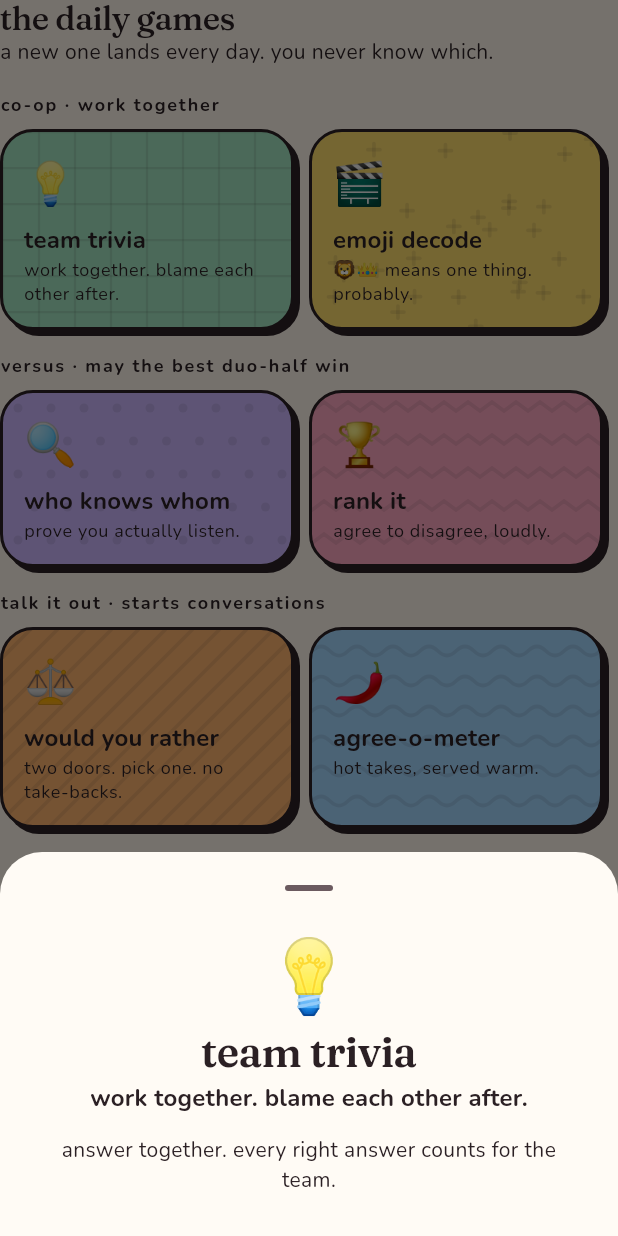
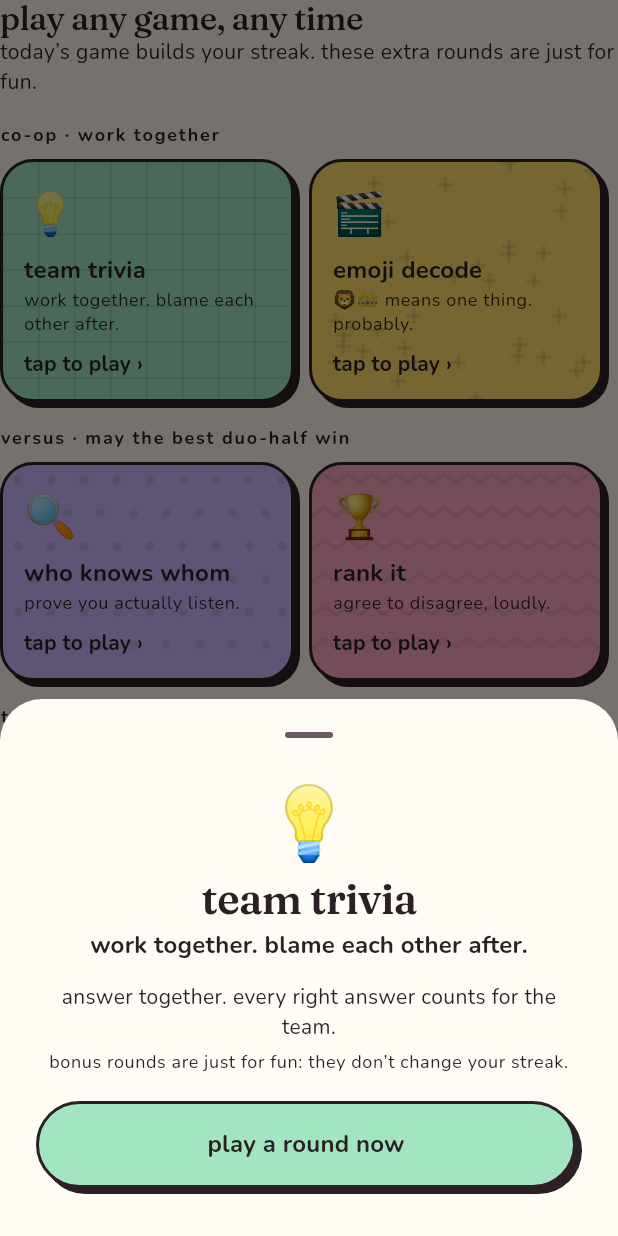
Before and after one commit to diksha123b/duo, a Flutter app: the _GameShelf widget shown alone on an empty page, opened directly, after a tap on "team trivia", on a phone screen of 412 x 824 dp. Run offline on Flutter 3.47's test engine with Material 3 defaults, Android fonts, the phone set to English and light mode, and no system bars; our stand-ins replace dio, flutter_riverpod, flutter_secure_storage, flutter_timezone, go_router, google_sign_in and 2 more; missing offline and left inert: google_sign_in_web; accounts and stored records are empty; network calls fail.

Commit message:
Play any game any time; ask before quitting a half-played game
- Home: 'play any game, any time' cards start or continue a bonus round,
  with badges (your turn / waiting on them / their answers are in)
- Game screen plays today's game or a bonus round (/bonus/:id); live
  partner-submitted and reveal events update bonus rounds too
- Leaving with unsubmitted answers (app back, browser back, Android back)
  asks 'quit this game?' via the router's onExit

```diff
--- a/app/lib/core/models.dart
+++ b/app/lib/core/models.dart
@@ -261,6 +261,7 @@ class Game {
     required this.completed,
     required this.questions,
     this.summary,
+    this.daily = true,
   });
 
   final String id;
@@ -273,6 +274,9 @@ class Game {
   final List<GameQuestion> questions;
   final GameSummary? summary;
 
+  /// False for bonus rounds (no streak).
+  final bool daily;
+
   factory Game.fromJson(Map<String, dynamic> j) => Game(
     id: j['id'] as String,
     day: j['day'] as String,
@@ -283,6 +287,7 @@ class Game {
     completed: j['completed'] as bool,
     questions: (j['questions'] as List).map((q) => GameQuestion.fromJson(q as Map<String, dynamic>)).toList(),
     summary: GameSummary.fromJson(j['summary'] as Map<String, dynamic>?),
+    daily: j['daily'] as bool? ?? true,
   );
 
   Game copyWith({bool? partnerSubmitted}) => Game(
@@ -295,6 +300,7 @@ class Game {
     completed: completed,
     questions: questions,
     summary: summary,
+    daily: daily,
   );
 }
 
--- a/app/lib/core/realtime.dart
+++ b/app/lib/core/realtime.dart
@@ -69,9 +69,20 @@ class RealtimeController extends Notifier<RealtimeState> {
         if (game != null) _game.applyServer(Map<String, dynamic>.from(game as Map));
       })
       ..on('presence', (data) => state = state.copyWith(partnerPresence: _presence((data as Map)['state'])))
-      ..on('game:partner_submitted', (data) => _game.markPartnerSubmitted((data as Map)['gameId'] as String))
+      ..on('game:partner_submitted', (data) {
+        final id = (data as Map)['gameId'] as String;
+        _game.markPartnerSubmitted(id);
+        // It may be a bonus round instead: update it if it's open, and the badges on home.
+        if (ref.exists(bonusGameProvider(id))) ref.read(bonusGameProvider(id).notifier).markPartnerSubmitted(id);
+        ref.invalidate(openBonusProvider);
+      })
+      ..on('bonus:changed', (_) => ref.invalidate(openBonusProvider))
       ..on('game:revealed', (data) {
-        _game.applyServer(Map<String, dynamic>.from((data as Map)['game'] as Map));
+        final game = Map<String, dynamic>.from((data as Map)['game'] as Map);
+        final id = game['id'] as String;
+        if (ref.exists(bonusGameProvider(id))) ref.read(bonusGameProvider(id).notifier).applyServer(game);
+        ref.invalidate(openBonusProvider);
+        _game.applyServer(game);
         // Completing today's game moves the streak and adds a history entry.
         ref.invalidate(pairProvider);
         ref.invalidate(historyProvider);
--- a/app/lib/features/game/game_controller.dart
+++ b/app/lib/features/game/game_controller.dart
@@ -17,31 +17,18 @@ class LineupNotifier extends Notifier<List<LineupDay>> {
 
 final todayGameProvider = AsyncNotifierProvider<TodayGameController, Game>(TodayGameController.new);
 
-class TodayGameController extends AsyncNotifier<Game> {
+/// Submitting answers and taking live updates, shared by today's game and bonus rounds.
+mixin PlayableGame on AsyncNotifier<Game> {
   ApiClient get _api => ref.read(apiProvider);
 
   /// Reused across retries of the same submission so a timeout-then-retry
   /// (or a double tap) can't create a second submission.
   String? _pendingKey;
 
-  @override
-  Future<Game> build() async {
-    ref.watch(authProvider.select((a) => a.value?.pairId));
-    return _fetch();
-  }
-
-  Future<Game> _fetch() async {
-    final res = await _api.get('/games/today');
-    final lineup = (res['lineup'] as List? ?? const [])
-        .map((j) => LineupDay.fromJson(j as Map<String, dynamic>))
-        .toList();
-    // Deferred so it never updates another provider mid-build.
-    Future.microtask(() => ref.read(lineupProvider.notifier).set(lineup));
-    return Game.fromJson(res['game'] as Map<String, dynamic>);
-  }
+  Future<Game> fetch();
 
   Future<void> refresh() async {
-    state = AsyncData(await _fetch());
+    state = AsyncData(await fetch());
   }
 
   /// [choices] holds one option per question; for Rank it, [rankings] holds
@@ -76,7 +63,7 @@ class TodayGameController extends AsyncNotifier<Game> {
     }
   }
 
-  /// Applies a game pushed over the socket. Ignores stale pushes for other days.
+  /// Applies a game pushed over the socket. Ignores pushes for other games.
   void applyServer(Map<String, dynamic> json) {
     final incoming = Game.fromJson(json);
     final current = state.value;
@@ -97,3 +84,73 @@ class TodayGameController extends AsyncNotifier<Game> {
     state = AsyncData(game);
   }
 }
+
+class TodayGameController extends AsyncNotifier<Game> with PlayableGame {
+  @override
+  Future<Game> build() async {
+    ref.watch(authProvider.select((a) => a.value?.pairId));
+    return fetch();
+  }
+
+  @override
+  Future<Game> fetch() async {
+    final res = await _api.get('/games/today');
+    final lineup = (res['lineup'] as List? ?? const [])
+        .map((j) => LineupDay.fromJson(j as Map<String, dynamic>))
+        .toList();
+    // Deferred so it never updates another provider mid-build.
+    Future.microtask(() => ref.read(lineupProvider.notifier).set(lineup));
+    return Game.fromJson(res['game'] as Map<String, dynamic>);
+  }
+}
+
+/// A bonus round: any game type, any time, no streak.
+final bonusGameProvider = AsyncNotifierProvider.family<BonusGameController, Game, String>(BonusGameController.new);
+
+class BonusGameController extends AsyncNotifier<Game> with PlayableGame {
+  BonusGameController(this.id);
+
+  final String id;
+
+  @override
+  Future<Game> build() => fetch();
+
+  @override
+  Future<Game> fetch() async => Game.fromJson((await _api.get('/games/$id'))['game'] as Map<String, dynamic>);
+}
+
+/// An open bonus round: who has answered so far.
+class OpenBonus {
+  const OpenBonus(this.id, this.type, this.meSubmitted, this.partnerSubmitted);
+
+  final String id;
+  final GameType type;
+  final bool meSubmitted;
+  final bool partnerSubmitted;
+}
+
+final openBonusProvider = AsyncNotifierProvider<OpenBonusController, List<OpenBonus>>(OpenBonusController.new);
+
+class OpenBonusController extends AsyncNotifier<List<OpenBonus>> {
+  @override
+  Future<List<OpenBonus>> build() async {
+    ref.watch(authProvider.select((a) => a.value?.pairId));
+    final res = await ref.read(apiProvider).get('/games/bonus');
+    return [
+      for (final g in (res['games'] as List).cast<Map>())
+        OpenBonus(
+          g['id'] as String,
+          GameType.parse(g['type'] as String),
+          g['meSubmitted'] as bool,
+          g['partnerSubmitted'] as bool,
+        ),
+    ];
+  }
+
+  /// Starts a round of [type] (or joins the open one) and returns its id.
+  Future<String> start(GameType type) async {
+    final res = await ref.read(apiProvider).post('/games/bonus', body: {'type': type.wire});
+    ref.invalidateSelf();
+    return (res['game'] as Map)['id'] as String;
+  }
+}
--- a/app/lib/features/home/home_screen.dart
+++ b/app/lib/features/home/home_screen.dart
@@ -476,8 +476,8 @@ class _GameShelf extends StatelessWidget {
     return Column(
       crossAxisAlignment: CrossAxisAlignment.start,
       children: [
-        Text('the daily games', style: text.titleLarge),
-        Text('a new one lands every day. you never know which.', style: text.bodyMedium),
+        Text('play any game, any time', style: text.titleLarge),
+        Text('today’s game builds your streak. these extra rounds are just for fun.', style: text.bodyMedium),
         const SizedBox(height: 12),
         for (final cat in GameCategory.values) ...[
           Padding(
@@ -500,15 +500,34 @@ class _GameShelf extends StatelessWidget {
   }
 }
 
-class _ShelfCard extends StatelessWidget {
+/// A game type you can play right now as a bonus round, with a badge when a
+/// round is already open between you two.
+class _ShelfCard extends ConsumerWidget {
   const _ShelfCard({required this.type});
 
   final GameType type;
 
   @override
-  Widget build(BuildContext context) {
+  Widget build(BuildContext context, WidgetRef ref) {
     final style = GameStyle.of(type);
     final text = Theme.of(context).textTheme;
+    final open = ref.watch(openBonusProvider).value?.where((b) => b.type == type).firstOrNull;
+    final badge = switch (open) {
+      null => null,
+      OpenBonus(meSubmitted: false, partnerSubmitted: true) => 'their answers are in!',
+      OpenBonus(meSubmitted: false) => 'your turn',
+      _ => 'waiting on them',
+    };
+
+    Future<void> play() async {
+      try {
+        final id = await ref.read(openBonusProvider.notifier).start(type);
+        if (context.mounted) context.push('/bonus/$id');
+      } catch (e) {
+        if (context.mounted) showError(context, e);
+      }
+    }
+
     return Padding(
       padding: const EdgeInsets.only(right: 6, bottom: 6),
       child: Sticker(
@@ -524,13 +543,29 @@ class _ShelfCard extends StatelessWidget {
               padding: const EdgeInsets.fromLTRB(24, 0, 24, 28),
               child: Column(
                 mainAxisSize: MainAxisSize.min,
+                crossAxisAlignment: CrossAxisAlignment.stretch,
                 children: [
-                  Text(style.emoji, style: const TextStyle(fontSize: 48)),
-                  Text(style.name, style: Theme.of(ctx).textTheme.headlineMedium),
+                  Text(style.emoji, style: const TextStyle(fontSize: 48), textAlign: TextAlign.center),
+                  Text(style.name, style: Theme.of(ctx).textTheme.headlineMedium, textAlign: TextAlign.center),
                   const SizedBox(height: 4),
-                  Text(style.tagline, style: Theme.of(ctx).textTheme.titleMedium),
+                  Text(style.tagline, style: Theme.of(ctx).textTheme.titleMedium, textAlign: TextAlign.center),
                   const SizedBox(height: 12),
                   Text(style.howTo, textAlign: TextAlign.center),
+                  const SizedBox(height: 6),
+                  Text(
+                    'bonus rounds are just for fun: they don’t change your streak.',
+                    style: Theme.of(ctx).textTheme.bodySmall,
+                    textAlign: TextAlign.center,
+                  ),
+                  const SizedBox(height: 18),
+                  StickerButton(
+                    label: open == null ? 'play a round now' : 'continue the round',
+                    color: style.color,
+                    onPressed: () async {
+                      Navigator.pop(ctx);
+                      await play();
+                    },
+                  ),
                 ],
               ),
             ),
@@ -539,10 +574,21 @@ class _ShelfCard extends StatelessWidget {
         child: Column(
           crossAxisAlignment: CrossAxisAlignment.start,
           children: [
-            Text(style.emoji, style: const TextStyle(fontSize: 28)),
+            Row(
+              children: [
+                Text(style.emoji, style: const TextStyle(fontSize: 28)),
+                const Spacer(),
+                if (badge != null) Tag(badge, color: Colors.white),
+              ],
+            ),
             const SizedBox(height: 6),
             Text(style.name, style: text.titleMedium?.copyWith(color: DuoColors.ink)),
             Text(style.tagline, style: text.bodySmall?.copyWith(color: DuoColors.ink), maxLines: 2),
+            const SizedBox(height: 8),
+            Text(
+              badge == null ? 'tap to play ›' : 'tap to continue ›',
+              style: text.labelLarge?.copyWith(color: DuoColors.ink),
+            ),
           ],
         ),
       ),
--- a/app/lib/router.dart
+++ b/app/lib/router.dart
@@ -37,7 +37,7 @@ String? _destination(Me? me, String location) {
   if (!me.onboarded) return location == '/onboarding' ? null : '/onboarding';
   if (!me.paired) return const {'/pair', '/interests'}.contains(location) ? null : '/pair';
   const allowed = {'/home', '/game', '/interests', '/history', '/arcade'};
-  final nested = location.startsWith('/history/') || location.startsWith('/arcade/');
+  final nested = ['/history/', '/arcade/', '/bonus/'].any(location.startsWith);
   return allowed.contains(location) || nested ? null : '/home';
 }
 
@@ -59,7 +59,12 @@ final routerProvider = Provider<GoRouter>((ref) {
       GoRoute(path: '/interests', builder: (_, _) => const InterestsScreen(editing: true)),
       GoRoute(path: '/pair', builder: (_, _) => const PairingScreen()),
       GoRoute(path: '/home', builder: (_, _) => const HomeScreen()),
-      GoRoute(path: '/game', builder: (_, _) => const GameScreen()),
+      GoRoute(path: '/game', builder: (_, _) => const GameScreen(), onExit: (context, _) => confirmLeaveGame(context)),
+      GoRoute(
+        path: '/bonus/:id',
+        builder: (_, state) => GameScreen(bonusId: state.pathParameters['id']!),
+        onExit: (context, _) => confirmLeaveGame(context),
+      ),
       GoRoute(path: '/history', builder: (_, _) => const HistoryScreen()),
       GoRoute(path: '/arcade', builder: (_, _) => const ArcadeScreen()),
       GoRoute(
```
Also changed, not shown: app/lib/features/game/game_screen.dart (+53 -9 lines), 1 other file.
